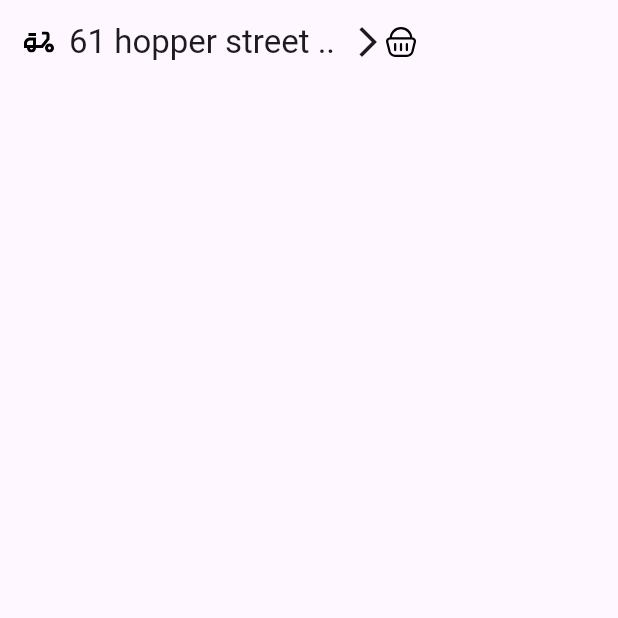
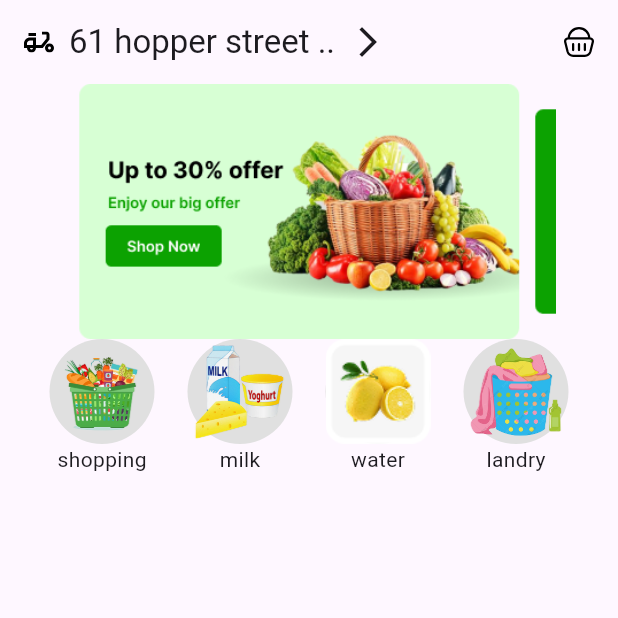
Before and after one commit to mohamedosama31170/Fruits-sales-app-, a Flutter app: the screen it shows after launch, on a phone screen of 412 x 824 dp, the top half of it. Run offline on Flutter 3.47's test engine with Material 3 defaults, Android fonts, the phone set to English and light mode, and no system bars; drawn by our look-alikes of carousel_slider; our stand-ins replace flutter_svg.

```diff
--- a/lib/home.dart
+++ b/lib/home.dart
@@ -1,16 +1,37 @@
+import 'package:carousel_slider/carousel_slider.dart';
 import'package:flutter/material.dart';
 import 'package:flutter_svg/flutter_svg.dart';
+import 'package:fruit_app/model.dart';
 
 class Home extends StatefulWidget {
   const Home({super.key});
-
   @override
   State<Home> createState() => _HomeState();
 }
-
 class _HomeState extends State<Home> {
-
-
+  List<String>items= [
+    "assets/banners/Slider 1.png" ,
+    "assets/banners/Slider 2.png" ,
+    "assets/banners/Slider 3.png" ,
+  ];
+  List<CategoryModel>category = [
+    CategoryModel(
+        name: "shopping" ,
+        image: "assets/category/shopping.png",
+    ),
+    CategoryModel(
+      name: "milk" ,
+      image: "assets/category/milk.png",
+    ),
+    CategoryModel(
+      name: "water" ,
+      image: "assets/category/Water.png",
+    ),
+    CategoryModel(
+      name: "landry" ,
+      image: "assets/category/landry.png",
+    ),
+  ];
   @override
   Widget build(BuildContext context) {
     return Scaffold(
@@ -24,15 +45,100 @@ class _HomeState extends State<Home> {
             Text("61 hopper street .."),
             SizedBox(width: 10),
             Icon(Icons.arrow_forward_ios),
+            Spacer(),
             SvgPicture.asset('assets/icons/basket.svg'),
-               Spacer(),
-
-
           ],
         ),
       ),
-      body: Column(
+        body: Column(
+
         children: [
+          //banner
+          CarouselSlider.builder(
+          itemCount: items.length,
+          itemBuilder: (BuildContext context, int itemIndex, int pageViewIndex) =>
+           Image.asset(items[itemIndex])
+                ,options: CarouselOptions(
+          height: 170,
+          aspectRatio: 1,
+          viewportFraction:0.8,
+          autoPlay: true,
+          autoPlayInterval: Duration(seconds: 2),
+          autoPlayAnimationDuration: Duration(seconds: 3),
+          enlargeCenterPage: true,
+            autoPlayCurve: Curves.linear,
+
+          ), //
+         ),
+
+        // category
+          SingleChildScrollView(
+            scrollDirection: Axis.horizontal ,
+            child: Row(
+              children: List.generate(category.length,(index) {
+              return  Padding(
+                padding: const EdgeInsets.symmetric(horizontal: 11.0),
+                child: Column(
+                  children: [
+                    Container(
+                      decoration: BoxDecoration(
+                        color: Colors.grey.shade300,
+                        shape: BoxShape.circle
+                      ),
+                      width :70,
+                      height:70,
+                      child:Image.asset(category[index].image , width: 60,) ,
+                    ),
+                    Text(category[index].name),//
+                  ],
+                 ),
+              );
+              }),
+            ),
+          ),
+
+
+
+
+
+
+
+
+
+
+
+
+
+
+
+        /* category
+           CarouselSlider.builder(
+            itemCount: category.length,
+            itemBuilder: (BuildContext context, int itemIndex, int pageViewIndex) =>
+             Column(
+          children: [
+          Container(
+          decoration: BoxDecoration(
+            color: Colors.grey.shade300,
+          ),
+         child:Image.asset(category[itemIndex].image , width: 40,) ,
+          ),
+          Text(category[itemIndex].name),//
+          ],
+          ), //
+            options: CarouselOptions(
+            height: 170,
+            aspectRatio: 1,
+            viewportFraction:0.3,
+            autoPlay: false,
+            autoPlayInterval: Duration(seconds: 2),
+            autoPlayAnimationDuration: Duration(seconds: 3),
+            enlargeCenterPage: false,
+            autoPlayCurve: Curves.linear,
+
+          ), //
+          ), */
+
         ],
       ),
     );
--- a/lib/main.dart
+++ b/lib/main.dart
@@ -14,6 +14,7 @@ class MyApp extends StatelessWidget {
   @override
   Widget build(BuildContext context) {
     return MaterialApp(
+      debugShowCheckedModeBanner: false,
       home: Splash(),
     );
   }
--- a/lib/model.dart
+++ b/lib/model.dart
@@ -0,0 +1,5 @@
+class CategoryModel {
+  final String name;
+  final String image;
+  CategoryModel({required this.name,required this.image });
+}
--- a/pubspec.yaml
+++ b/pubspec.yaml
@@ -17,6 +17,7 @@ dependencies:
 
   cupertino_icons: ^1.0.8
   flutter_svg: ^2.2.3
+  carousel_slider: ^5.1.1
 
 dev_dependencies:
   flutter_test:
```
Also changed, not shown: pubspec.lock, 1 other file.
